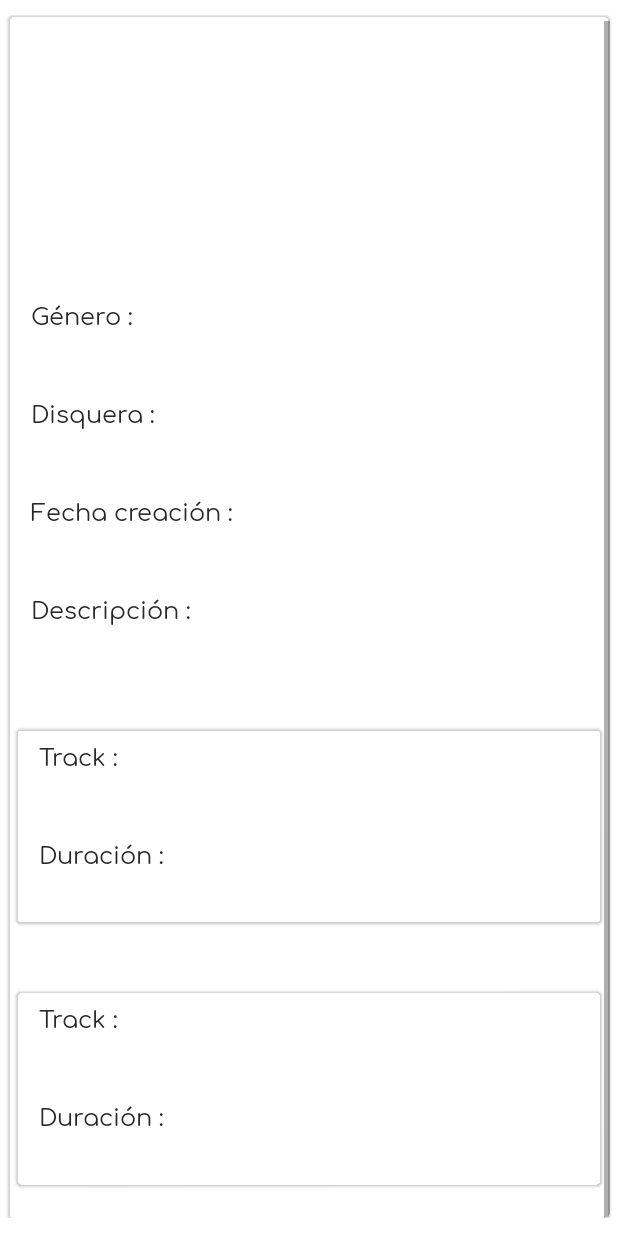
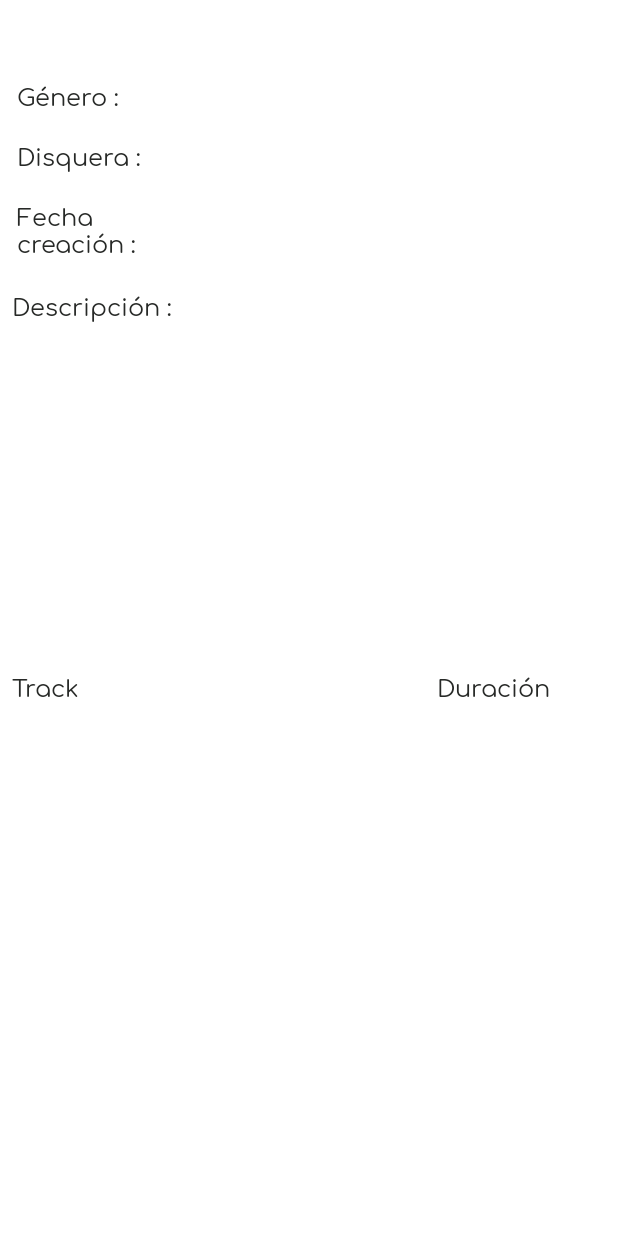
Before and after one commit to VinniK4m/Vinilos, an Android app: the layout detalle_album.xml on its own in the app's theme, with its tools: preview values and no code run, on a phone screen of 412 x 824 dp. Run offline under Robolectric (Android 15) with nearby library versions, the phone set to English and light mode, and no system bars; network calls fail.

Commit message:
commit feature/cf02 : Ajusta visualizacion del detalle del álbum

```diff
--- a/app/src/main/java/co/edu/uniandes/fourbidden/vinilos/modelo/servicio/ServiceAdapter.kt
+++ b/app/src/main/java/co/edu/uniandes/fourbidden/vinilos/modelo/servicio/ServiceAdapter.kt
@@ -2,7 +2,6 @@ package co.edu.uniandes.fourbidden.vinilos.modelo.servicio
 
 import android.content.Context
 import android.os.Build
-import android.util.Log
 import androidx.annotation.RequiresApi
 import co.edu.uniandes.fourbidden.vinilos.modelo.Album
 import co.edu.uniandes.fourbidden.vinilos.modelo.Track
@@ -13,10 +12,8 @@ import com.android.volley.VolleyError
 import com.android.volley.toolbox.JsonObjectRequest
 import com.android.volley.toolbox.StringRequest
 import com.android.volley.toolbox.Volley
-import com.google.gson.GsonBuilder
 import org.json.JSONArray
 import org.json.JSONObject
-import java.lang.NullPointerException
 import java.time.LocalDate
 import java.time.LocalDate.parse
 
--- a/app/src/main/res/layout/detalle_album.xml
+++ b/app/src/main/res/layout/detalle_album.xml
@@ -17,129 +17,159 @@
         android:background="@android:color/transparent"
         android:backgroundTint="@android:color/transparent">
 
-        <com.google.android.material.card.MaterialCardView
-            android:layout_width="match_parent"
-            android:layout_height="wrap_content"
-            android:layout_marginStart="5dp"
-            android:layout_marginTop="12dp"
-            android:layout_marginEnd="5dp"
-            android:layout_marginBottom="12dp"
-            android:background="@android:color/transparent"
-            android:backgroundTint="@android:color/transparent"
-            app:layout_constraintBottom_toBottomOf="parent"
-            app:layout_constraintEnd_toEndOf="parent"
-            app:layout_constraintStart_toStartOf="parent"
-            app:layout_constraintTop_toTopOf="parent"
-            app:strokeWidth="0dp">
-
-            <ScrollView
-                android:layout_width="match_parent"
-                android:layout_height="match_parent">
-
-                <LinearLayout
-                    android:layout_width="match_parent"
-                    android:layout_height="wrap_content"
-                    android:background="@android:color/transparent"
-                    android:orientation="vertical">
 
         <TextView
-                        android:id="@+id/name"
+            android:id="@+id/lgenre"
+            style="@style/textonormal"
+            android:layout_width="100dp"
+            android:layout_height="30dp"
+            android:layout_marginStart="11dp"
+            android:layout_marginTop="10dp"
+            android:text="Género :"
+            app:layout_constraintStart_toStartOf="parent"
+            app:layout_constraintTop_toBottomOf="@+id/name" />
+
+        <TextView
+            android:id="@+id/releasedate"
             style="@style/TextAppearance.AppCompat.Large"
-                        android:layout_width="match_parent"
-                        android:layout_height="wrap_content"
-                        android:layout_marginTop="5dp"
-                        android:gravity="center"
-                        android:text="@{album.name}" />
+            android:layout_width="130dp"
+            android:layout_height="30dp"
+            android:layout_marginStart="5dp"
+            android:layout_marginTop="10dp"
+            android:text="@{album.releaseDate.toString()}"
+            app:layout_constraintStart_toEndOf="@+id/lfecha"
+            app:layout_constraintTop_toBottomOf="@+id/textView3" />
+
+        <TextView
+            android:id="@+id/lDisquera"
+            style="@style/textonormal"
+            android:layout_width="100dp"
+            android:layout_height="30dp"
+            android:layout_marginStart="11dp"
+            android:layout_marginTop="10dp"
+            android:text="Disquera :"
+            app:layout_constraintStart_toStartOf="parent"
+            app:layout_constraintTop_toBottomOf="@+id/lgenre" />
+
+        <TextView
+            android:id="@+id/textView3"
+            style="@style/TextAppearance.AppCompat.Large"
+            android:layout_width="130dp"
+            android:layout_height="30dp"
+            android:layout_marginStart="4dp"
+            android:layout_marginTop="10dp"
+            android:text="@{album.recordLabel}"
+            app:layout_constraintStart_toEndOf="@+id/lDisquera"
+            app:layout_constraintTop_toBottomOf="@+id/lgenre" />
+
+        <TextView
+            android:id="@+id/ldescrip"
+            style="@style/textonormal"
+            android:layout_width="130dp"
+            android:layout_height="30dp"
+            android:layout_marginStart="8dp"
+            android:layout_marginTop="10dp"
+            android:text="Descripción :"
+            app:layout_constraintStart_toStartOf="parent"
+            app:layout_constraintTop_toBottomOf="@+id/lfecha" />
 
         <ImageView
             android:id="@+id/cover"
             android:layout_width="150dp"
             android:layout_height="150dp"
             android:layout_gravity="center"
-                        android:contentDescription="@{album.name}" />
+            android:layout_marginTop="40dp"
+            android:layout_marginEnd="4dp"
+            android:contentDescription="@{album.name}"
+            app:layout_constraintEnd_toEndOf="parent"
+            app:layout_constraintTop_toTopOf="parent" />
 
         <TextView
-                        android:id="@+id/lgenre"
+            android:id="@+id/textView5"
+            style="@style/TextAppearance.AppCompat.Medium"
+            android:layout_width="0dp"
+            android:layout_height="200dp"
+            android:layout_marginStart="11dp"
+            android:layout_marginTop="8dp"
+            android:layout_marginEnd="11dp"
+            android:text="@{album.description}"
+            app:layout_constraintEnd_toEndOf="parent"
+            app:layout_constraintHorizontal_bias="0.0"
+            app:layout_constraintStart_toStartOf="parent"
+            app:layout_constraintTop_toBottomOf="@+id/ldescrip"
+            tools:ignore="MissingConstraints" />
+
+        <androidx.recyclerview.widget.RecyclerView
+            android:id="@+id/trackRv"
+            android:layout_width="0dp"
+            android:layout_height="160dp"
+            android:layout_marginStart="11dp"
+            android:layout_marginTop="5dp"
+            android:layout_marginEnd="11dp"
+            app:layout_constraintBottom_toBottomOf="parent"
+            app:layout_constraintEnd_toEndOf="parent"
+            app:layout_constraintHorizontal_bias="0.0"
+            app:layout_constraintStart_toStartOf="parent"
+            app:layout_constraintTop_toBottomOf="@+id/ltrack"
+            tools:listitem="@layout/track_album" />
+
+        <TextView
+            android:id="@+id/lfecha"
             style="@style/textonormal"
-                        android:layout_width="match_parent"
-                        android:layout_height="wrap_content"
-                        android:layout_marginLeft="15dp"
-                        android:layout_marginTop="5dp"
-                        android:text="Género :" />
+            android:layout_width="100dp"
+            android:layout_height="50dp"
+            android:layout_marginStart="11dp"
+            android:layout_marginTop="10dp"
+            android:text="Fecha creación :"
+            app:layout_constraintStart_toStartOf="parent"
+            app:layout_constraintTop_toBottomOf="@+id/lDisquera" />
 
         <TextView
             android:id="@+id/textView4"
             style="@style/TextAppearance.AppCompat.Large"
-                        android:layout_width="match_parent"
-                        android:layout_height="wrap_content"
-                        android:layout_marginLeft="15dp"
-                        android:layout_marginTop="5dp"
-                        android:text="@{album.genre}" />
+            android:layout_width="130dp"
+            android:layout_height="30dp"
+            android:layout_marginStart="4dp"
+            android:layout_marginTop="10dp"
+            android:text="@{album.genre}"
+            app:layout_constraintStart_toEndOf="@+id/lgenre"
+            app:layout_constraintTop_toBottomOf="@+id/name"
+            tools:ignore="MissingConstraints" />
 
         <TextView
-                        android:id="@+id/lDisquera"
-                        style="@style/textonormal"
-                        android:layout_width="match_parent"
-                        android:layout_height="wrap_content"
-                        android:layout_marginLeft="15dp"
-                        android:layout_marginTop="5dp"
-                        android:text="Disquera :" />
+            android:id="@+id/name"
+            style="@style/TextAppearance.AppCompat.Large"
+            android:layout_width="300dp"
+            android:layout_height="30dp"
+            android:layout_marginStart="16dp"
+            android:gravity="center"
+            android:text="@{album.name}"
+            app:layout_constraintStart_toStartOf="parent"
+            app:layout_constraintTop_toTopOf="parent" />
 
         <TextView
-                        android:id="@+id/textView3"
-                        style="@style/TextAppearance.AppCompat.Large"
-                        android:layout_width="match_parent"
-                        android:layout_height="wrap_content"
-                        android:layout_marginLeft="15dp"
-                        android:layout_marginTop="5dp"
-                        android:text="@{album.recordLabel}" />
+            android:id="@+id/ltrack"
+            style="@style/textonormal"
+            android:layout_width="250dp"
+            android:layout_height="30dp"
+            android:layout_marginStart="8dp"
+            android:layout_marginTop="16dp"
+            android:text="Track "
+            app:layout_constraintStart_toStartOf="parent"
+            app:layout_constraintTop_toBottomOf="@+id/textView5" />
 
         <TextView
-                        android:id="@+id/lfecha"
+            android:id="@+id/lDuracion"
             style="@style/textonormal"
-                        android:layout_width="match_parent"
-                        android:layout_height="wrap_content"
-                        android:layout_marginLeft="15dp"
-                        android:layout_marginTop="5dp"
-                        android:text="Fecha creación :" />
+            android:layout_width="100dp"
+            android:layout_height="30dp"
+            android:layout_marginStart="12dp"
+            android:layout_marginTop="16dp"
+            android:text="Duración "
+            app:layout_constraintEnd_toEndOf="parent"
+            app:layout_constraintStart_toEndOf="@+id/ltrack"
+            app:layout_constraintTop_toBottomOf="@+id/textView5" />
 
-                    <TextView
-                        android:id="@+id/releasedate"
-                        style="@style/TextAppearance.AppCompat.Large"
-                        android:layout_width="match_parent"
-                        android:layout_height="wrap_content"
-                        android:layout_marginLeft="15dp"
-                        android:layout_marginTop="5dp"
-                        android:text="@{album.releaseDate.toString()}" />
 
-                    <TextView
-                        android:id="@+id/ldescrip"
-                        style="@style/textonormal"
-                        android:layout_width="match_parent"
-                        android:layout_height="wrap_content"
-                        android:layout_marginLeft="15dp"
-                        android:layout_marginTop="5dp"
-                        android:text="Descripción :" />
-
-                    <TextView
-                        android:id="@+id/textView5"
-                        style="@style/TextAppearance.AppCompat.Medium"
-                        android:layout_width="match_parent"
-                        android:layout_height="wrap_content"
-                        android:layout_marginLeft="15dp"
-                        android:layout_marginTop="5dp"
-                        android:layout_marginRight="15dp"
-                        android:layout_marginBottom="15dp"
-                        android:text="@{album.description}" />
-
-                    <androidx.recyclerview.widget.RecyclerView
-                        android:id="@+id/trackRv"
-                        android:layout_width="match_parent"
-                        android:layout_height="match_parent"
-                        tools:listitem="@layout/track_album"/>
-                </LinearLayout>
-            </ScrollView>
-
-        </com.google.android.material.card.MaterialCardView>
     </androidx.constraintlayout.widget.ConstraintLayout>
     </layout>
--- a/app/src/main/res/layout/track_album.xml
+++ b/app/src/main/res/layout/track_album.xml
@@ -17,73 +17,28 @@
         android:background="@android:color/transparent"
         android:backgroundTint="@android:color/transparent">
 
-        <com.google.android.material.card.MaterialCardView
-            android:layout_width="match_parent"
-            android:layout_height="wrap_content"
-            android:layout_marginStart="5dp"
-            android:layout_marginTop="12dp"
-            android:layout_marginEnd="5dp"
-            android:layout_marginBottom="12dp"
-            android:background="@android:color/transparent"
-            android:backgroundTint="@android:color/transparent"
-            app:layout_constraintBottom_toBottomOf="parent"
-            app:layout_constraintEnd_toEndOf="parent"
+
+        <TextView
+            android:id="@+id/trackName"
+            style="@style/TextAppearance.AppCompat.Large"
+            android:layout_width="250dp"
+            android:layout_height="30dp"
+            android:layout_marginStart="15dp"
+            android:layout_marginTop="5dp"
+            android:text="@{track.name}"
             app:layout_constraintStart_toStartOf="parent"
-            app:layout_constraintTop_toTopOf="parent"
-            app:strokeWidth="0dp">
-
-            <ScrollView
-                android:layout_width="match_parent"
-                android:layout_height="match_parent">
-
-                <LinearLayout
-                    android:layout_width="match_parent"
-                    android:layout_height="wrap_content"
-                    android:background="@android:color/transparent"
-                    android:orientation="vertical">
+            app:layout_constraintTop_toTopOf="parent" />
 
 
-
-
-                    <TextView
-                        android:id="@+id/lgenre"
-                        style="@style/textonormal"
-                        android:layout_width="match_parent"
-                        android:layout_height="wrap_content"
-                        android:layout_marginLeft="15dp"
-                        android:layout_marginTop="5dp"
-                        android:text="Track :" />
-
-                    <TextView
-                        android:id="@+id/trackName"
-                        style="@style/TextAppearance.AppCompat.Large"
-                        android:layout_width="match_parent"
-                        android:layout_height="wrap_content"
-                        android:layout_marginLeft="15dp"
-                        android:layout_marginTop="5dp"
-                        android:text="@{track.name}" />
-
-                    <TextView
-                        android:id="@+id/lDisquera"
-                        style="@style/textonormal"
-                        android:layout_width="match_parent"
-                        android:layout_height="wrap_content"
-                        android:layout_marginLeft="15dp"
-                        android:layout_marginTop="5dp"
-                        android:text="Duración :" />
-
-                    <TextView
-                        android:id="@+id/textView3"
-                        style="@style/TextAppearance.AppCompat.Large"
-                        android:layout_width="match_parent"
-                        android:layout_height="wrap_content"
-                        android:layout_marginLeft="15dp"
-                        android:layout_marginTop="5dp"
-                        android:text="@{track.duration}" />
-
-                </LinearLayout>
-            </ScrollView>
-
-        </com.google.android.material.card.MaterialCardView>
+        <TextView
+            android:id="@+id/trackduraction"
+            style="@style/TextAppearance.AppCompat.Large"
+            android:layout_width="100dp"
+            android:layout_height="30dp"
+            android:layout_marginStart="30dp"
+            android:layout_marginTop="5dp"
+            android:text="@{track.duration}"
+            app:layout_constraintStart_toEndOf="@+id/trackName"
+            app:layout_constraintTop_toTopOf="parent" />
     </androidx.constraintlayout.widget.ConstraintLayout>
 </layout>
```
Lines whose indentation alone changed are shown as unchanged.
